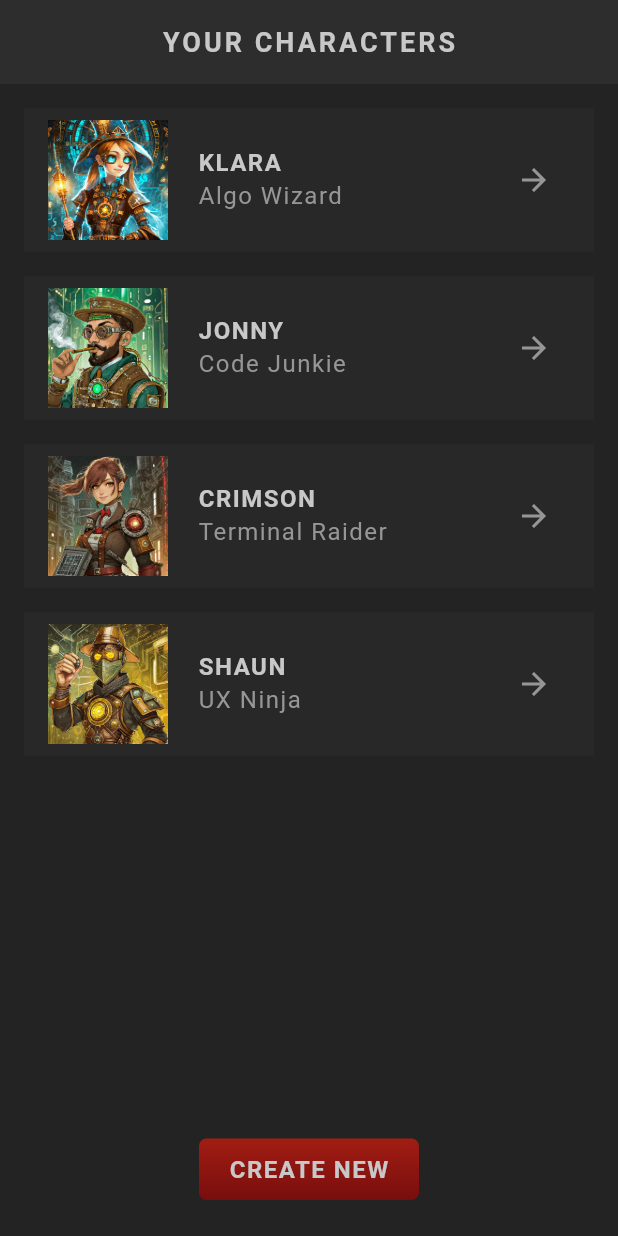
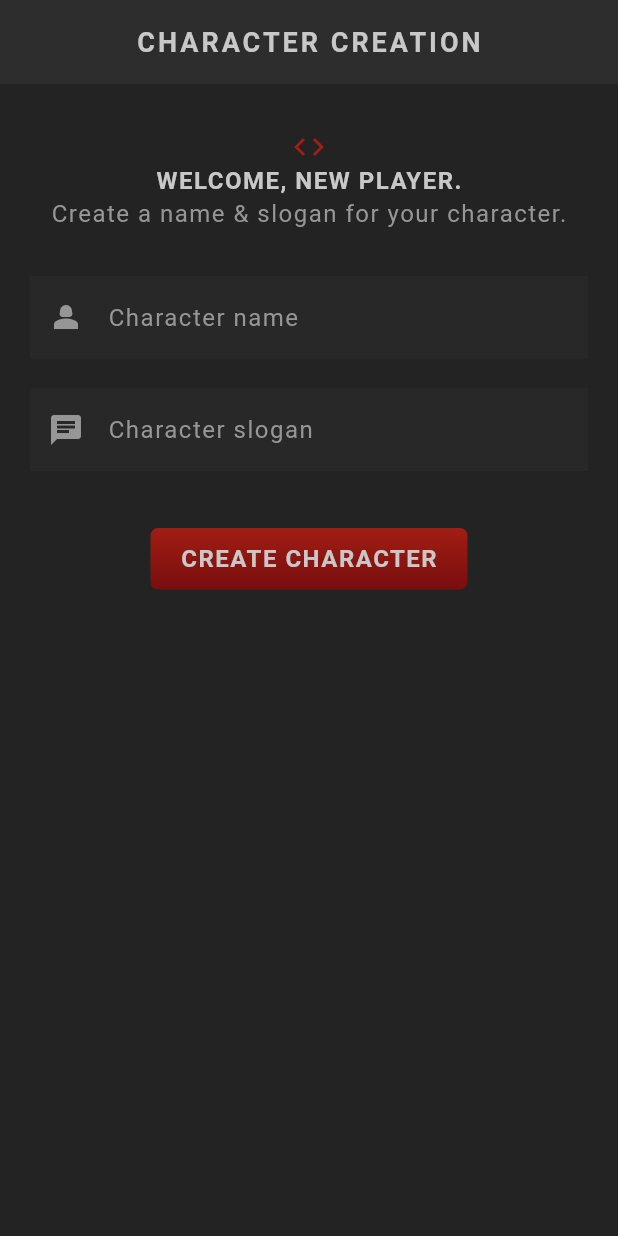
Before and after one commit to ahmadahsins/flutter-rpg, a Flutter app: the screen it shows after launch, on a phone screen of 412 x 824 dp. Run offline on Flutter 3.47's test engine with Material 3 defaults, Android fonts, the phone set to English and light mode, and no system bars; our stand-ins replace google_fonts; Roboto replaces fonts that are missing (Kanit).

Commit message:
feat: add create screen with text field and submit button

```diff
--- a/lib/main.dart
+++ b/lib/main.dart
@@ -1,9 +1,10 @@
 import 'package:flutter/material.dart';
+import 'package:flutter_rpg/screens/create/create.dart';
 import 'package:flutter_rpg/screens/home/home.dart';
 import 'package:flutter_rpg/theme.dart';
 
 void main() {
-  runApp(MaterialApp(theme: primaryTheme, home: const Home()));
+  runApp(MaterialApp(theme: primaryTheme, home: const Create()));
 }
 
 class Sandbox extends StatelessWidget {
--- /dev/null
+++ b/lib/screens/create/create.dart
@@ -0,0 +1,94 @@
+import 'package:flutter/material.dart';
+import 'package:flutter_rpg/shared/styled_button.dart';
+import 'package:flutter_rpg/shared/styled_text.dart';
+import 'package:flutter_rpg/theme.dart';
+import 'package:google_fonts/google_fonts.dart';
+
+class Create extends StatefulWidget {
+  const Create({super.key});
+
+  @override
+  State<Create> createState() => _CreateState();
+}
+
+class _CreateState extends State<Create> {
+  final _nameController = TextEditingController();
+  final _sloganController = TextEditingController();
+
+  @override
+  void dispose() {
+    // clean up the controller when the widget is disposed
+    _nameController.dispose();
+    _sloganController.dispose();
+    super.dispose();
+  }
+
+  // submit handler
+  void handleSubmit() {
+    if (_nameController.text.trim().isEmpty) {
+      print('name must not be empty');
+      return;
+    }
+    if (_sloganController.text.trim().isEmpty) {
+      print('slogan must not be empty');
+      return;
+    }
+    print(_nameController.text);
+    print(_sloganController.text);
+  }
+
+  @override
+  Widget build(BuildContext context) {
+    return Scaffold(
+      appBar: AppBar(title: const StyledTitle('Character Creation')),
+      body: Container(
+        padding: const EdgeInsets.symmetric(vertical: 30, horizontal: 20),
+        child: Column(
+          children: [
+            // welcome message
+            Center(child: Icon(Icons.code, color: AppColors.primaryColor)),
+            const Center(child: StyledHeading('Welcome, new player.')),
+            const Center(
+              child: StyledText('Create a name & slogan for your character.'),
+            ),
+            const SizedBox(height: 30),
+
+            // input for name & slogan
+            TextField(
+              controller: _nameController,
+              cursorColor: AppColors.textColor,
+              decoration: const InputDecoration(
+                prefixIcon: Icon(Icons.person_2),
+                label: StyledText('Character name'),
+              ),
+              style: GoogleFonts.kanit(
+                textStyle: Theme.of(context).textTheme.bodyMedium,
+              ),
+            ),
+            const SizedBox(height: 20),
+            TextField(
+              controller: _sloganController,
+              cursorColor: AppColors.textColor,
+              decoration: const InputDecoration(
+                prefixIcon: Icon(Icons.chat),
+                label: StyledText('Character slogan'),
+              ),
+              style: GoogleFonts.kanit(
+                textStyle: Theme.of(context).textTheme.bodyMedium,
+              ),
+            ),
+            const SizedBox(height: 30),
+
+            // submit button
+            Center(
+              child: StyledButton(
+                onPressed: handleSubmit,
+                child: const StyledHeading('Create Character'),
+              ),
+            ),
+          ],
+        ),
+      ),
+    );
+  }
+}
--- a/lib/theme.dart
+++ b/lib/theme.dart
@@ -53,4 +53,12 @@ ThemeData primaryTheme = ThemeData(
     shadowColor: Colors.transparent,
     margin: const EdgeInsets.only(bottom: 16),
   ),
+
+  inputDecorationTheme: InputDecorationTheme(
+    filled: true,
+    fillColor: AppColors.secondaryColor.withValues(alpha: 0.5),
+    border: InputBorder.none,
+    labelStyle: TextStyle(color: AppColors.textColor),
+    prefixIconColor: AppColors.textColor,
+  ),
 );
```
